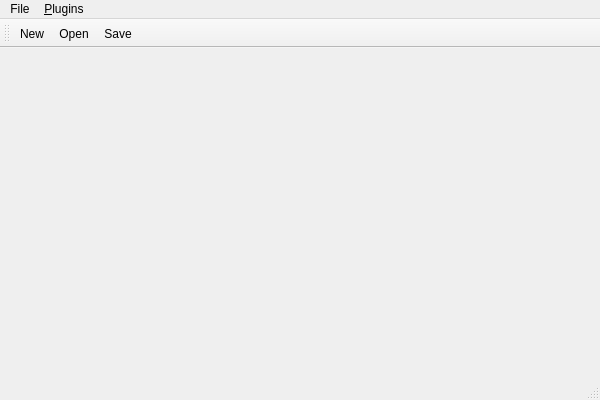
The window that GUI/mainwindow.ui (kcuzner/Simulate) describes before a commit, drawn with Qt 5.
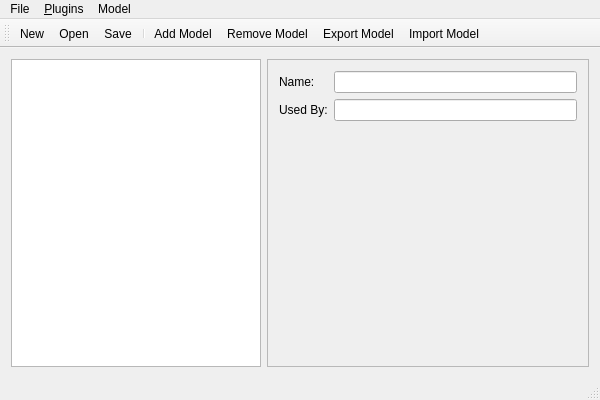
The same window after the commit. Icons and pictures are not drawn.

Commit message: Added the simulation tree view model

```diff
--- a/GUI/mainwindow.ui
+++ b/GUI/mainwindow.ui
@@ -20,7 +20,68 @@
    <string>MainWindow</string>
   </property>
   <widget class="QWidget" name="centralWidget">
-   <layout class="QHBoxLayout" name="horizontalLayout_2"/>
+   <layout class="QHBoxLayout" name="horizontalLayout_2">
+    <item>
+     <layout class="QHBoxLayout" name="horizontalLayout">
+      <item>
+       <widget class="QTreeView" name="simulationTreeView">
+        <property name="sizePolicy">
+         <sizepolicy hsizetype="Maximum" vsizetype="Expanding">
+          <horstretch>0</horstretch>
+          <verstretch>0</verstretch>
+         </sizepolicy>
+        </property>
+        <property name="maximumSize">
+         <size>
+          <width>250</width>
+          <height>16777215</height>
+         </size>
+        </property>
+       </widget>
+      </item>
+      <item>
+       <widget class="QFrame" name="frame">
+        <property name="frameShape">
+         <enum>QFrame::StyledPanel</enum>
+        </property>
+        <property name="frameShadow">
+         <enum>QFrame::Raised</enum>
+        </property>
+        <layout class="QVBoxLayout" name="verticalLayout_2">
+         <item>
+          <layout class="QVBoxLayout" name="verticalLayout">
+           <item>
+            <layout class="QFormLayout" name="formLayout_2">
+             <item row="0" column="0">
+              <widget class="QLabel" name="nameLabel">
+               <property name="text">
+                <string>Name:</string>
+               </property>
+              </widget>
+             </item>
+             <item row="0" column="1">
+              <widget class="QLineEdit" name="nameEdit"/>
+             </item>
+             <item row="1" column="0">
+              <widget class="QLabel" name="usedByLabel">
+               <property name="text">
+                <string>Used By:</string>
+               </property>
+              </widget>
+             </item>
+             <item row="1" column="1">
+              <widget class="QLineEdit" name="usedByEdit"/>
+             </item>
+            </layout>
+           </item>
+          </layout>
+         </item>
+        </layout>
+       </widget>
+      </item>
+     </layout>
+    </item>
+   </layout>
   </widget>
   <widget class="QMenuBar" name="menuBar">
    <property name="geometry">
@@ -28,14 +89,14 @@
      <x>0</x>
      <y>0</y>
      <width>600</width>
-     <height>23</height>
+     <height>21</height>
     </rect>
    </property>
    <widget class="QMenu" name="menuFile">
     <property name="title">
      <string>File</string>
     </property>
-    <addaction name="actionNew_2"/>
+    <addaction name="actionNew"/>
     <addaction name="actionOpen"/>
     <addaction name="actionSave"/>
     <addaction name="actionSave_As"/>
@@ -47,8 +108,18 @@
     </property>
     <addaction name="actionView"/>
    </widget>
+   <widget class="QMenu" name="menuModel">
+    <property name="title">
+     <string>Model</string>
+    </property>
+    <addaction name="actionAdd_Model"/>
+    <addaction name="actionRemove_Model"/>
+    <addaction name="actionExport_Model"/>
+    <addaction name="actionImport_Model"/>
+   </widget>
    <addaction name="menuFile"/>
    <addaction name="menuPlugins"/>
+   <addaction name="menuModel"/>
   </widget>
   <widget class="QToolBar" name="mainToolBar">
    <attribute name="toolBarArea">
@@ -57,9 +128,14 @@
    <attribute name="toolBarBreak">
     <bool>false</bool>
    </attribute>
-   <addaction name="actionNew_2"/>
+   <addaction name="actionNew"/>
    <addaction name="actionOpen"/>
    <addaction name="actionSave"/>
+   <addaction name="separator"/>
+   <addaction name="actionAdd_Model"/>
+   <addaction name="actionRemove_Model"/>
+   <addaction name="actionExport_Model"/>
+   <addaction name="actionImport_Model"/>
   </widget>
   <widget class="QStatusBar" name="statusBar"/>
   <action name="actionSimulation">
@@ -67,7 +143,7 @@
     <string>Simulation</string>
    </property>
   </action>
-  <action name="actionNew_2">
+  <action name="actionNew">
    <property name="icon">
     <iconset theme="theme" resource="theme.qrc">
      <normaloff>:/icons/new</normaloff>:/icons/new</iconset>
@@ -92,6 +168,9 @@
    </property>
   </action>
   <action name="actionSave">
+   <property name="enabled">
+    <bool>true</bool>
+   </property>
    <property name="icon">
     <iconset theme="theme" resource="theme.qrc">
      <normaloff>:/icons/save</normaloff>:/icons/save</iconset>
@@ -104,6 +183,9 @@
    </property>
   </action>
   <action name="actionSave_As">
+   <property name="enabled">
+    <bool>true</bool>
+   </property>
    <property name="text">
     <string>Save As</string>
    </property>
@@ -118,6 +200,60 @@
     <string>&amp;View</string>
    </property>
   </action>
+  <action name="actionAdd_Model">
+   <property name="enabled">
+    <bool>true</bool>
+   </property>
+   <property name="icon">
+    <iconset resource="theme.qrc">
+     <normaloff>:/icons/model-add</normaloff>:/icons/model-add</iconset>
+   </property>
+   <property name="text">
+    <string>Add Model</string>
+   </property>
+   <property name="toolTip">
+    <string>Add Model</string>
+   </property>
+  </action>
+  <action name="actionRemove_Model">
+   <property name="enabled">
+    <bool>true</bool>
+   </property>
+   <property name="icon">
+    <iconset resource="theme.qrc">
+     <normaloff>:/icons/model-remove</normaloff>:/icons/model-remove</iconset>
+   </property>
+   <property name="text">
+    <string>Remove Model</string>
+   </property>
+   <property name="toolTip">
+    <string>Remove Model</string>
+   </property>
+  </action>
+  <action name="actionExport_Model">
+   <property name="enabled">
+    <bool>true</bool>
+   </property>
+   <property name="icon">
+    <iconset resource="theme.qrc">
+     <normaloff>:/icons/model-export</normaloff>:/icons/model-export</iconset>
+   </property>
+   <property name="text">
+    <string>Export Model</string>
+   </property>
+  </action>
+  <action name="actionImport_Model">
+   <property name="enabled">
+    <bool>true</bool>
+   </property>
+   <property name="icon">
+    <iconset resource="theme.qrc">
+     <normaloff>:/icons/model-import</normaloff>:/icons/model-import</iconset>
+   </property>
+   <property name="text">
+    <string>Import Model</string>
+   </property>
+  </action>
  </widget>
  <layoutdefault spacing="6" margin="11"/>
  <resources>
```
Left out of the diff: 2 changed lines with no effect on the pictures. The commit also changes 8 other files.
